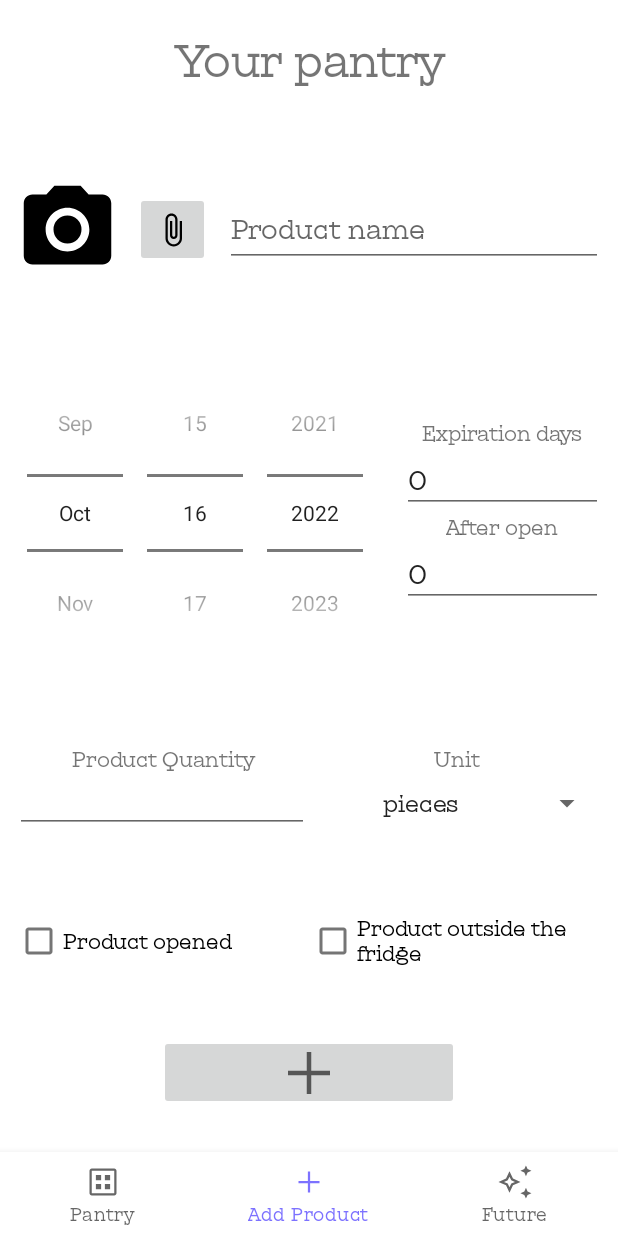
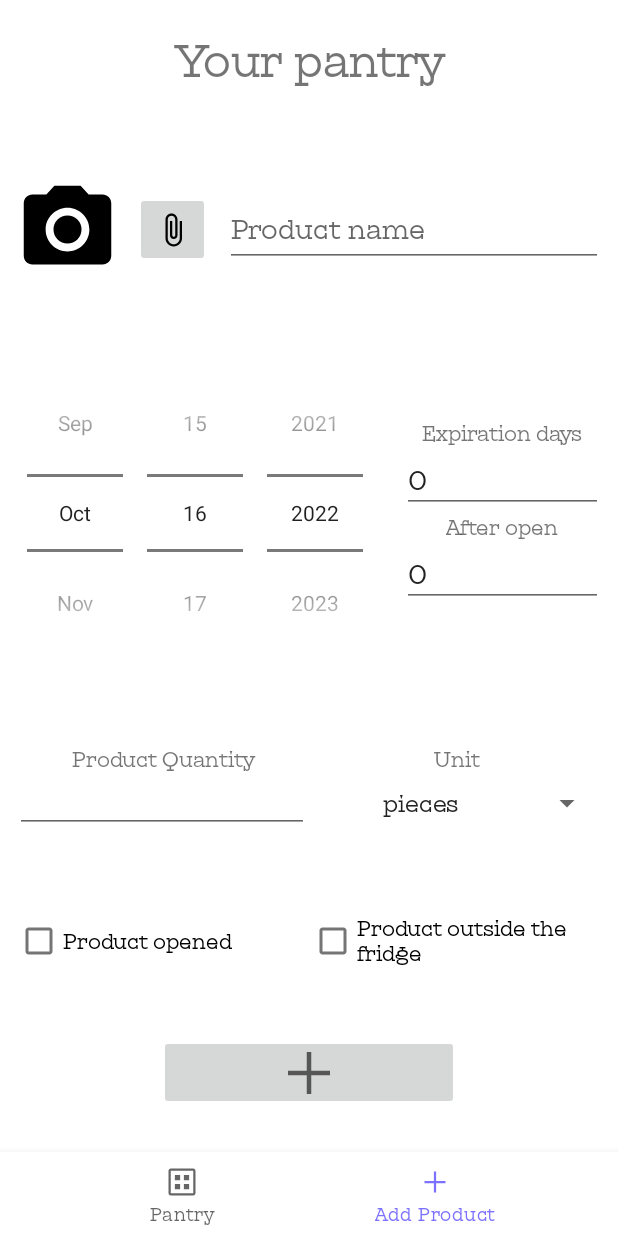
Before and after one commit to TiEmKej/virtual-pantry, an Android app: the screen it shows after launch (MainActivity), item 2 of the bottom bar chosen, on a phone screen of 412 x 824 dp. Run offline under Robolectric (Android 15) with nearby library versions, the phone set to English and light mode, and no system bars.

Commit message:
remove unnecessary things

```diff
--- a/virtual-pantry-app/app/src/main/java/com/example/virtualpantry/MainActivity.kt
+++ b/virtual-pantry-app/app/src/main/java/com/example/virtualpantry/MainActivity.kt
@@ -148,10 +148,6 @@
                     replaceCurrentFragment(fragmentAdd)
                     true
                 }
-                R.id.editMenu -> {
-                    replaceCurrentFragment(fragmentEdit)
-                    true
-                }
                 else -> {
                     false
                 }
--- a/virtual-pantry-app/app/src/main/res/menu/bottom_nav_menu.xml
+++ b/virtual-pantry-app/app/src/main/res/menu/bottom_nav_menu.xml
@@ -10,9 +10,4 @@
         android:title="@string/bnm_add"
         android:icon="@drawable/add_48px"
         />
-    <item
-        android:id="@+id/editMenu"
-        android:title="@string/bnm_future"
-        android:icon="@drawable/temp_preferences_custom_48px"
-        />
 </menu>
```
